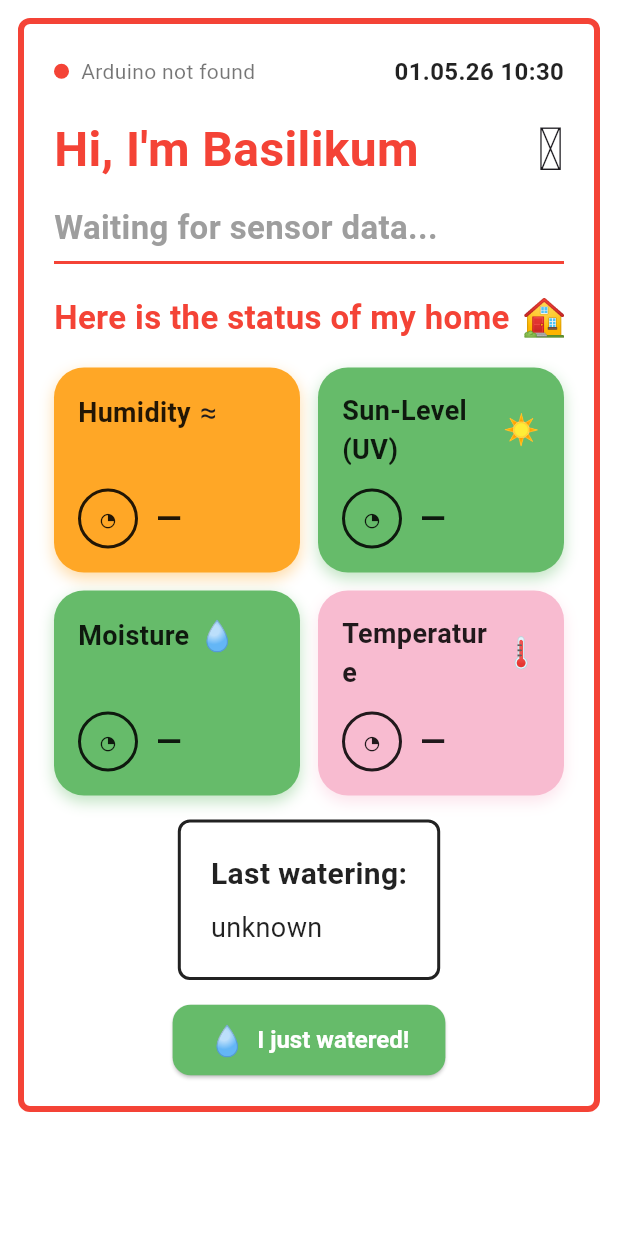
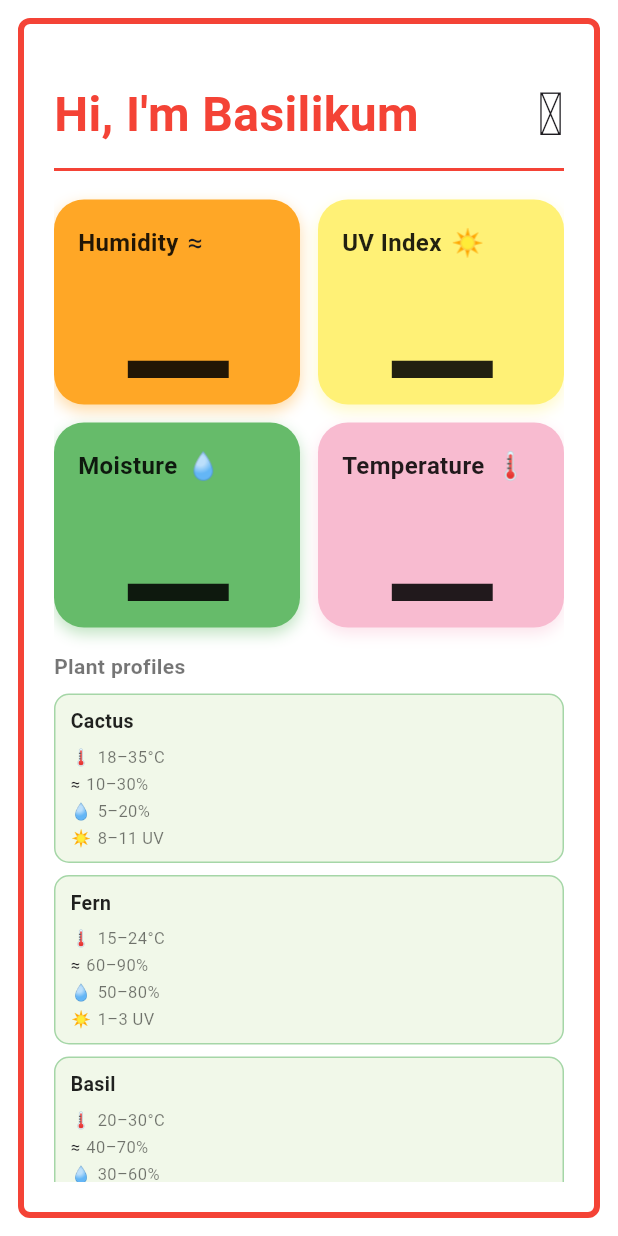
Before and after one commit to nicomte/IxD_Project, a Flutter app: the screen it shows after launch, on a phone screen of 412 x 824 dp. Run offline on Flutter 3.47's test engine with Material 3 defaults, Android fonts, the phone set to English and light mode, and no system bars.

Commit message:
Change and simplify layout

```diff
--- a/ixd_application/lib/main.dart
+++ b/ixd_application/lib/main.dart
@@ -22,9 +22,70 @@ class PlantBuddyApp extends StatelessWidget {
   }
 }
 
+// ── Data ────────────────────────────────────────────────────────────────────
+
+class PlantParams {
+  final String label;
+  final double minTemperature;
+  final double maxTemperature;
+  final double minHumidity;
+  final double maxHumidity;
+  final double minMoisture;
+  final double maxMoisture;
+  final double minUvIndex;
+  final double maxUvIndex;
+
+  const PlantParams({
+    required this.label,
+    required this.minTemperature,
+    required this.maxTemperature,
+    required this.minHumidity,
+    required this.maxHumidity,
+    required this.minMoisture,
+    required this.maxMoisture,
+    required this.minUvIndex,
+    required this.maxUvIndex,
+  });
+}
+
+String moistureLabel(double? value) {
+  if (value == null) return '—';
+  if (value < 150) return 'Very dry';
+  if (value < 300) return 'Dry';
+  if (value < 500) return 'Moist';
+  if (value < 700) return 'Humid';
+  if (value < 950) return 'Wet';
+  return 'Overwatered';
+}
+
+const List<PlantParams> plantParamsList = [
+  PlantParams(
+    label: 'Cactus',
+    minTemperature: 18, maxTemperature: 35,
+    minHumidity: 10,    maxHumidity: 30,
+    minMoisture: 5,     maxMoisture: 20,
+    minUvIndex: 8,      maxUvIndex: 11,
+  ),
+  PlantParams(
+    label: 'Fern',
+    minTemperature: 15, maxTemperature: 24,
+    minHumidity: 60,    maxHumidity: 90,
+    minMoisture: 50,    maxMoisture: 80,
+    minUvIndex: 1,      maxUvIndex: 3,
+  ),
+  PlantParams(
+    label: 'Basil',
+    minTemperature: 20, maxTemperature: 30,
+    minHumidity: 40,    maxHumidity: 70,
+    minMoisture: 30,    maxMoisture: 60,
+    minUvIndex: 3,      maxUvIndex: 6,
+  ),
+];
+
+// ── Screen ───────────────────────────────────────────────────────────────────
+
 class DashboardScreen extends StatefulWidget {
   final String plantName;
-
   const DashboardScreen({super.key, required this.plantName});
 
   @override
@@ -32,14 +93,11 @@ class DashboardScreen extends StatefulWidget {
 }
 
 class _DashboardScreenState extends State<DashboardScreen> {
+  // ── Mutable state: only sensor readings + connection ──
   double? _temperature;
   double? _humidity;
   double? _moisture;
   double? _uv;
-  DateTime _lastUpdate = DateTime.now();
-  DateTime? _lastWatering;
-  bool _connected = false;
-  String _connectionStatus = 'Connecting...';
 
   @override
   void initState() {
@@ -49,102 +107,33 @@ class _DashboardScreenState extends State<DashboardScreen> {
 
   void _readSerial() async {
     try {
-      // MAC:
-      // final file = File('/dev/cu.usbmodem1301');
-      // Linux:
-      final file = File('/dev/ttyACM0');
+      final serialPort = File('/dev/ttyACM0');
 
-      if (!await file.exists()) {
-        setState(() {
-          _connectionStatus = 'Arduino not found';
-          _connected = false;
-        });
-        return;
-      }
-
-      final stream = file.openRead();
+      final stream = serialPort.openRead();
       final lines = stream.transform(utf8.decoder).transform(const LineSplitter());
-
-      setState(() {
-        _connected = true;
-        _connectionStatus = 'Connected';
-      });
 
       await for (final line in lines) {
         try {
           final json = jsonDecode(line);
+
           setState(() {
             _temperature = (json['temp'] as num?)?.toDouble();
-            _humidity = (json['humi'] as num?)?.toDouble();
-            _moisture = (json['moisture'] as num?)?.toDouble();
-            _uv = (json['uv'] as num?)?.toDouble();
-            _lastUpdate = DateTime.now();
+            _humidity    = (json['humi'] as num?)?.toDouble();
+            _moisture    = (json['moisture'] as num?)?.toDouble();
+            _uv          = (json['uv'] as num?)?.toDouble();
           });
-        } catch (_) {
-          // skip malformed lines
-        }
+        } catch (_) {}
       }
     } catch (e) {
-      setState(() {
-        _connectionStatus = 'Connection error';
-        _connected = false;
-      });
+      print("Serial Port not found");
     }
   }
 
-  String get _moodMessage {
-    if (_humidity == null || _moisture == null || _temperature == null) {
-      return "Waiting for sensor data...";
-    }
-    if (_moisture! < 30) return "I'm thirsty, please water me!";
-    if (_humidity! < 30) return "The air is too dry...";
-    if (_temperature! > 35) return "It's too hot here!";
-    if (_temperature! < 15) return "Brrr, it's cold!";
-    if (_uv != null && _uv! < 20) return "I need more sunlight!";
-    return "I'm very happy right now!";
-  }
-
-  Color get _moodColor {
-    if (_humidity == null || _moisture == null || _temperature == null) {
-      return Colors.grey;
-    }
-    if (_moisture! < 30 || _temperature! > 35 || _temperature! < 15) {
-      return Colors.orange;
-    }
-    return const Color(0xFF4CAF50);
-  }
-
-  String _formatValue(double? value, String unit) {
-    if (value == null) return '—';
-    return '${value.toStringAsFixed(0)}$unit';
-  }
-
-  Mood _moodFor(double? value, double minOk, double maxOk) {
-    if (value == null) return Mood.neutral;
-    if (value >= minOk && value <= maxOk) return Mood.happy;
-    return Mood.sad;
-  }
-
-  String get _lastWateringText {
-    if (_lastWatering == null) return 'unknown';
-    final diff = DateTime.now().difference(_lastWatering!);
-    if (diff.inHours < 1) return 'just now';
-    if (diff.inHours < 24) return '${diff.inHours}h ago';
-    final days = diff.inDays;
-    if (days == 1) return '1 day ago';
-    return '$days days ago';
-  }
-
-  void _markWatered() {
-    setState(() {
-      _lastWatering = DateTime.now();
-    });
-  }
+  String _fmt(double? v, String unit) =>
+      v == null ? '—' : '${v.toStringAsFixed(0)}$unit';
 
   @override
   Widget build(BuildContext context) {
-    final formattedDate = DateFormat('dd.MM.yy HH:mm').format(_lastUpdate);
-
     return Scaffold(
       body: SafeArea(
         child: Container(
@@ -158,18 +147,97 @@ class _DashboardScreenState extends State<DashboardScreen> {
             child: Column(
               crossAxisAlignment: CrossAxisAlignment.start,
               children: [
-                _buildHeader(formattedDate),
                 const SizedBox(height: 12),
-                _buildGreeting(),
-                const SizedBox(height: 8),
-                _buildMoodLine(),
+
+                // Title
+                Row(
+                  children: [
+                    Expanded(
+                      child: Text(
+                        "Hi, I'm ${widget.plantName}",
+                        style: const TextStyle(
+                            fontSize: 32,
+                            fontWeight: FontWeight.bold,
+                            color: Colors.red),
+                      ),
+                    ),
+                    const Text('🪴', style: TextStyle(fontSize: 40)),
+                  ],
+                ),
+
                 const Divider(color: Colors.red, thickness: 2),
                 const SizedBox(height: 12),
-                _buildSectionTitle(),
+
+                // Main content: sensor grid + plant info panel side by side
+                LayoutBuilder(builder: (context, constraints) {
+                  final isWide = constraints.maxWidth > 600;
+
+                  final sensorGrid = GridView.count(
+                    crossAxisCount: 2,
+                    shrinkWrap: true,
+                    physics: const NeverScrollableScrollPhysics(),
+                    crossAxisSpacing: 12,
+                    mainAxisSpacing: 12,
+                    childAspectRatio: isWide ? 1.6 : 1.2,
+                    children: [
+                      StatusCard(
+                        title: 'Humidity',
+                        icon: '≈',
+                        value: _fmt(_humidity, '%'),
+                        color: const Color(0xFFFFA726),
+                      ),
+                      StatusCard(
+                        title: 'UV Index',
+                        icon: '☀',
+                        value: _fmt(_uv, ''),
+                        color: const Color(0xFFFFF176),
+                      ),
+                      StatusCard(
+                        title: 'Moisture',
+                        icon: '💧',
+                        value: moistureLabel(_moisture),
+                        color: const Color(0xFF66BB6A),
+                      ),
+                      StatusCard(
+                        title: 'Temperature',
+                        icon: '🌡',
+                        value: _fmt(_temperature, '°C'),
+                        color: const Color(0xFFF8BBD0),
+                      ),
+                    ],
+                  );
+
+                  // Small cards listing each PlantParams entry
+                  final plantInfoPanel = Column(
+                    crossAxisAlignment: CrossAxisAlignment.start,
+                    children: [
+                      const Text('Plant profiles',
+                          style: TextStyle(
+                              fontSize: 14,
+                              fontWeight: FontWeight.bold,
+                              color: Colors.black54)),
+                      const SizedBox(height: 8),
+                      ...plantParamsList.map((p) => PlantInfoCard(params: p)),
+                    ],
+                  );
+
+                  if (isWide) {
+                    return Row(
+                      crossAxisAlignment: CrossAxisAlignment.start,
+                      children: [
+                        Expanded(flex: 3, child: sensorGrid),
+                        const SizedBox(width: 16),
+                        SizedBox(width: 180, child: plantInfoPanel),
+                      ],
+                    );
+                  }
+
+                  return Column(children: [
+                    sensorGrid,
                     const SizedBox(height: 16),
-                _buildStatusGrid(),
-                const SizedBox(height: 16),
-                _buildWaterButton(),
+                    plantInfoPanel,
+                  ]);
+                }),
               ],
             ),
           ),
@@ -177,201 +245,15 @@ class _DashboardScreenState extends State<DashboardScreen> {
       ),
     );
   }
-
-  Widget _buildHeader(String formattedDate) {
-    return Row(
-      mainAxisAlignment: MainAxisAlignment.spaceBetween,
-      children: [
-        Row(
-          children: [
-            Container(
-              width: 10,
-              height: 10,
-              decoration: BoxDecoration(
-                shape: BoxShape.circle,
-                color: _connected ? Colors.green : Colors.red,
-              ),
-            ),
-            const SizedBox(width: 8),
-            Text(
-              _connectionStatus,
-              style: const TextStyle(fontSize: 14, color: Colors.black54),
-            ),
-          ],
-        ),
-        Text(
-          formattedDate,
-          style: const TextStyle(
-            fontSize: 16,
-            fontWeight: FontWeight.bold,
-            color: Colors.black87,
-          ),
-        ),
-      ],
-    );
 }
 
-  Widget _buildGreeting() {
-    return Row(
-      crossAxisAlignment: CrossAxisAlignment.center,
-      children: [
-        Expanded(
-          child: Text(
-            "Hi, I'm ${widget.plantName}",
-            style: const TextStyle(
-              fontSize: 32,
-              fontWeight: FontWeight.bold,
-              color: Colors.red,
-            ),
-          ),
-        ),
-        const Text('🪴', style: TextStyle(fontSize: 40)),
-      ],
-    );
-  }
-
-  Widget _buildMoodLine() {
-    return Row(
-      children: [
-        Flexible(
-          child: Text(
-            _moodMessage,
-            style: TextStyle(
-              fontSize: 22,
-              fontWeight: FontWeight.w600,
-              color: _moodColor,
-            ),
-          ),
-        ),
-      ],
-    );
-  }
-
-  Widget _buildSectionTitle() {
-    return Row(
-      children: const [
-        Text(
-          'Here is the status of my home',
-          style: TextStyle(
-            fontSize: 22,
-            fontWeight: FontWeight.bold,
-            color: Colors.red,
-          ),
-        ),
-        SizedBox(width: 8),
-        Text('🏠', style: TextStyle(fontSize: 24)),
-      ],
-    );
-  }
-
-  Widget _buildStatusGrid() {
-    return LayoutBuilder(
-      builder: (context, constraints) {
-        final isWide = constraints.maxWidth > 700;
-
-        final statusCards = [
-          StatusCard(
-            title: 'Humidity',
-            icon: '≈',
-            value: _formatValue(_humidity, '%'),
-            color: const Color(0xFFFFA726),
-            mood: _moodFor(_humidity, 40, 80),
-          ),
-          StatusCard(
-            title: 'Sun-Level (UV)',
-            icon: '☀',
-            value: _formatValue(_uv, '%'),
-            color: const Color(0xFF66BB6A),
-            mood: _moodFor(_uv, 30, 90),
-          ),
-          StatusCard(
-            title: 'Moisture',
-            icon: '💧',
-            value: _formatValue(_moisture, '%'),
-            color: const Color(0xFF66BB6A),
-            mood: _moodFor(_moisture, 40, 80),
-          ),
-          StatusCard(
-            title: 'Temperature',
-            icon: '🌡',
-            value: _formatValue(_temperature, '°C'),
-            color: const Color(0xFFF8BBD0),
-            mood: _moodFor(_temperature, 18, 30),
-          ),
-        ];
-
-        if (isWide) {
-          return Row(
-            crossAxisAlignment: CrossAxisAlignment.start,
-            children: [
-              Expanded(
-                flex: 2,
-                child: GridView.count(
-                  crossAxisCount: 2,
-                  shrinkWrap: true,
-                  physics: const NeverScrollableScrollPhysics(),
-                  crossAxisSpacing: 16,
-                  mainAxisSpacing: 16,
-                  childAspectRatio: 1.6,
-                  children: statusCards,
-                ),
-              ),
-              const SizedBox(width: 16),
-              Expanded(
-                flex: 1,
-                child: LastWateringCard(text: _lastWateringText),
-              ),
-            ],
-          );
-        }
-
-        return Column(
-          children: [
-            GridView.count(
-              crossAxisCount: 2,
-              shrinkWrap: true,
-              physics: const NeverScrollableScrollPhysics(),
-              crossAxisSpacing: 12,
-              mainAxisSpacing: 12,
-              childAspectRatio: 1.2,
-              children: statusCards,
-            ),
-            const SizedBox(height: 16),
-            LastWateringCard(text: _lastWateringText),
-          ],
-        );
-      },
-    );
-  }
-
-  Widget _buildWaterButton() {
-    return Center(
-      child: ElevatedButton.icon(
-        onPressed: _markWatered,
-        icon: const Text('💧', style: TextStyle(fontSize: 20)),
-        label: const Text('I just watered!'),
-        style: ElevatedButton.styleFrom(
-          backgroundColor: const Color(0xFF66BB6A),
-          foregroundColor: Colors.white,
-          padding: const EdgeInsets.symmetric(horizontal: 24, vertical: 12),
-          textStyle: const TextStyle(fontSize: 16, fontWeight: FontWeight.bold),
-          shape: RoundedRectangleBorder(
-            borderRadius: BorderRadius.circular(12),
-          ),
-        ),
-      ),
-    );
-  }
-}
-
-enum Mood { happy, sad, neutral }
+// ── Stateless widgets ────────────────────────────────────────────────────────
 
 class StatusCard extends StatelessWidget {
   final String title;
   final String icon;
   final String value;
   final Color color;
-  final Mood mood;
 
   const StatusCard({
     super.key,
@@ -379,7 +261,6 @@ class StatusCard extends StatelessWidget {
     required this.icon,
     required this.value,
     required this.color,
-    required this.mood,
   });
 
   @override
@@ -393,45 +274,31 @@ class StatusCard extends StatelessWidget {
           BoxShadow(
               color: color.withOpacity(0.4),
               blurRadius: 8,
-            offset: const Offset(0, 4),
-          ),
+              offset: const Offset(0, 4))
         ],
       ),
       child: Column(
         crossAxisAlignment: CrossAxisAlignment.start,
-        mainAxisAlignment: MainAxisAlignment.spaceBetween,
         children: [
-          Row(
-            children: [
+          Row(children: [
             Flexible(
-                child: Text(
-                  title,
+              child: Text(title,
                   style: const TextStyle(
-                    fontSize: 18,
+                      fontSize: 16,
+                      fontWeight: FontWeight.bold,
+                      color: Colors.black87)),
+            ),
+            const SizedBox(width: 6),
+            Text(icon, style: const TextStyle(fontSize: 18)),
+          ]),
+            Expanded(
+              child: Center(
+                child: Text(value, style: const TextStyle(
+                  fontSize: 100,
                   fontWeight: FontWeight.bold,
                   color: Colors.black87,
+                )),
               ),
-                ),
-              ),
-              const SizedBox(width: 6),
-              Text(icon, style: const TextStyle(fontSize: 20)),
-            ],
-          ),
-          Row(
-            children: [
-              MoodFace(mood: mood),
-              const SizedBox(width: 12),
-              Flexible(
-                child: Text(
-                  value,
-                  style: const TextStyle(
-                    fontSize: 22,
-                    fontWeight: FontWeight.bold,
-                    color: Colors.black87,
-                  ),
-                ),
-              ),
-            ],
             ),
         ],
       ),
@@ -439,78 +306,48 @@ class StatusCard extends StatelessWidget {
   }
 }
 
-class MoodFace extends StatelessWidget {
-  final Mood mood;
-
-  const MoodFace({super.key, required this.mood});
-
-  @override
-  Widget build(BuildContext context) {
-    String face;
-    switch (mood) {
-      case Mood.happy:
-        face = '☺';
-        break;
-      case Mood.sad:
-        face = '☹';
-        break;
-      case Mood.neutral:
-        face = '◔';
-        break;
-    }
-
-    return Container(
-      width: 40,
-      height: 40,
-      decoration: BoxDecoration(
-        shape: BoxShape.circle,
-        border: Border.all(color: Colors.black87, width: 2),
-      ),
-      child: Center(
-        child: Text(
-          face,
-          style: const TextStyle(fontSize: 22, color: Colors.black87),
-        ),
-      ),
-    );
-  }
-}
-
-class LastWateringCard extends StatelessWidget {
-  final String text;
-
-  const LastWateringCard({super.key, required this.text});
+/// Small card showing the preferred ranges for one PlantParams entry.
+class PlantInfoCard extends StatelessWidget {
+  final PlantParams params;
+  const PlantInfoCard({super.key, required this.params});
 
   @override
   Widget build(BuildContext context) {
     return Container(
-      padding: const EdgeInsets.all(20),
+      width: double.infinity,
+      margin: const EdgeInsets.only(bottom: 8),
+      padding: const EdgeInsets.symmetric(horizontal: 10, vertical: 8),
       decoration: BoxDecoration(
-        color: Colors.white,
-        border: Border.all(color: Colors.black87, width: 2),
-        borderRadius: BorderRadius.circular(8),
+        color: const Color(0xFFF1F8E9),
+        border: Border.all(color: Colors.green.shade200),
+        borderRadius: BorderRadius.circular(10),
       ),
       child: Column(
         crossAxisAlignment: CrossAxisAlignment.start,
         children: [
-          const Text(
-            'Last watering:',
-            style: TextStyle(
-              fontSize: 20,
+          Text(params.label,
+              style: const TextStyle(
+                  fontSize: 13,
                   fontWeight: FontWeight.bold,
-              color: Colors.black87,
-            ),
-          ),
-          const SizedBox(height: 8),
-          Text(
-            text,
-            style: const TextStyle(
-              fontSize: 18,
-              color: Colors.black87,
-            ),
-          ),
+                  color: Colors.black87)),
+          const SizedBox(height: 4),
+          _row('🌡', '${params.minTemperature.toInt()}–${params.maxTemperature.toInt()}°C'),
+          _row('≈',  '${params.minHumidity.toInt()}–${params.maxHumidity.toInt()}%'),
+          _row('💧', '${params.minMoisture.toInt()}–${params.maxMoisture.toInt()}%'),
+          _row('☀',  '${params.minUvIndex.toInt()}–${params.maxUvIndex.toInt()} UV'),
         ],
       ),
     );
   }
+
+  Widget _row(String icon, String text) => Padding(
+        padding: const EdgeInsets.only(top: 2),
+        child: Row(children: [
+          Text(icon, style: const TextStyle(fontSize: 11)),
+          const SizedBox(width: 4),
+          Text(text,
+              style:
+                  const TextStyle(fontSize: 11, color: Colors.black54)),
+        ]),
+      );
 }
```
Lines whose indentation alone changed are shown as unchanged.
